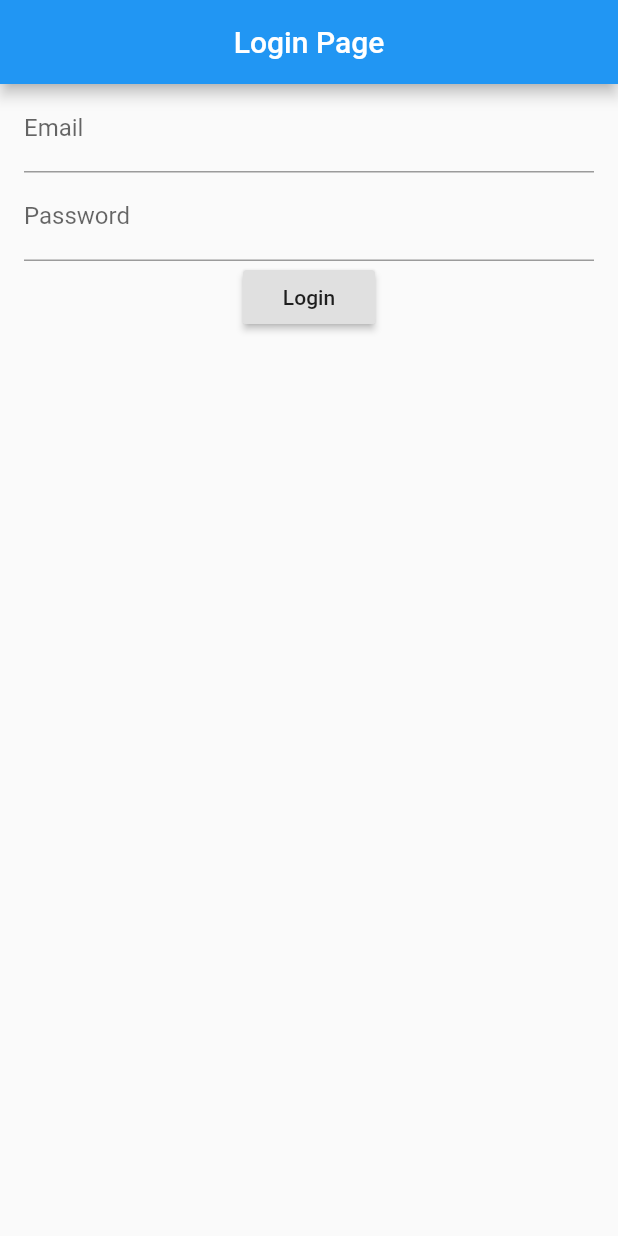
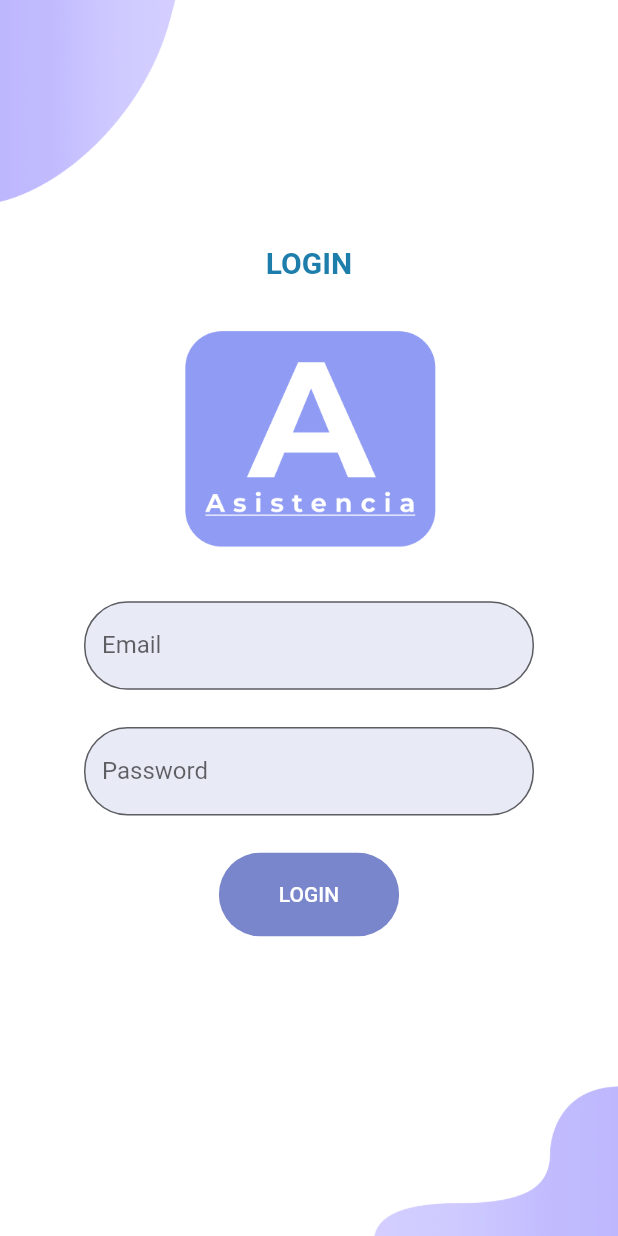
Before and after one commit to dewiokta/Flutter-Attendance, a Flutter app: the screen it shows after launch, on a phone screen of 412 x 824 dp. Run offline on Flutter 3.47's test engine with Material 2 defaults, Android fonts, the phone set to English and light mode, and no system bars; our stand-ins replace camera, circular_profile_avatar, equatable, flutter_bloc, getwidget, shared_preferences.

Commit message:
fixing tampilan login

```diff
--- a/lib/event/auth_event.dart
+++ b/lib/event/auth_event.dart
@@ -1,4 +1,5 @@
 import 'package:equatable/equatable.dart';
+import 'package:shared_preferences/shared_preferences.dart';
 
 abstract class AuthEvent extends Equatable {
   @override
@@ -18,7 +19,18 @@ class GetDataWithToken extends AuthEvent {
   List<Object> get props => [token];
 }
 
-class LoggedOut extends AuthEvent {}
+class LoggedOut extends AuthEvent {
+  // var res = await Network().getData('/logout');
+  // var body = json.decode(res.body);
+  // if(body['success']){
+  //   SharedPreferences localStorage = await SharedPreferences.getInstance();
+  //   localStorage.remove('user');
+  //   localStorage.remove('token');
+  //   Navigator.push(
+  //       context,
+  //       MaterialPageRoute(builder: (context)=>Login()));
+  // }
+}
 
 class LoginProcess extends AuthEvent {
   final String email;
--- a/lib/view/HomePage.dart
+++ b/lib/view/HomePage.dart
@@ -175,7 +175,7 @@ class _HomePageState extends State<HomePage> {
                           trailing: const Icon(Icons.arrow_forward),
                         ),
                         ListTile(
-                          onTap:  () {
+                          onTap: () {
                             _authBloc.add(LoggedOut());
                           },
                           leading: Icon(
--- a/lib/view/LoginPage.dart
+++ b/lib/view/LoginPage.dart
@@ -1,4 +1,5 @@
 import 'package:flutter/material.dart';
+import 'package:flutter_attendance/constants.dart';
 import 'package:flutter_bloc/flutter_bloc.dart';
 import 'package:flutter_attendance/blocs/Auth_bloc.dart';
 import 'package:flutter_attendance/event/auth_event.dart';
@@ -46,36 +47,79 @@ class _LoginFormState extends State<LoginForm> {
 
   @override
   Widget build(BuildContext context) {
-    return Background(
-      child:
-     BlocBuilder(
+    Size size = MediaQuery.of(context).size;
+    return BlocBuilder(
         bloc: widget.authBloc,
         builder: (context, state) {
           return Scaffold(
-            appBar: AppBar(
-              centerTitle: true,
-              title: Text("Login Page"),
-            ),
-            body: SingleChildScrollView(
+              backgroundColor: Colors.white,
+              body: Background(
+                child: SingleChildScrollView(
                   child: Center(
                     child: Padding(
                       padding: EdgeInsets.symmetric(horizontal: 16),
                       child: Column(
                         mainAxisAlignment: MainAxisAlignment.center,
                         children: <Widget>[
-                      TextField(
+                          const Text(
+                            "LOGIN",
+                            style: TextStyle(
+                                fontWeight: FontWeight.bold,
+                                color: Color.fromARGB(255, 29, 126, 172),
+                                fontSize: 20),
+                          ),
+                          SizedBox(height: size.height * 0.03),
+                          Image.asset("assets/images/logo.png",
+                              height: size.height * 0.2),
+                          SizedBox(height: size.height * 0.03),
+                          SizedBox(
+                            width: 300,
+                            child: TextField(
                               controller: emailController,
-                        decoration: InputDecoration(labelText: "Email"),
+                              decoration: InputDecoration(
+                                labelText: "Email",
+                                filled: true,
+                                fillColor: kPrimaryColorLight,
+                                border: OutlineInputBorder(
+                                    borderRadius: BorderRadius.circular(29),
+                                    borderSide: BorderSide(
+                                      color: kPrimaryColorLight,
+                                    )),
                               ),
-                      TextField(
+                            ),
+                          ),
+                          SizedBox(height: size.height * 0.03),
+                          SizedBox(
+                            width: 300,
+                            child: TextField(
                               controller: passwordController,
-                        decoration: InputDecoration(labelText: "Password"),
+                              decoration: InputDecoration(
+                                labelText: "Password",
+                                filled: true,
+                                fillColor: kPrimaryColorLight,
+                                border: OutlineInputBorder(
+                                    borderRadius: BorderRadius.circular(29),
+                                    borderSide: BorderSide(
+                                      color: kPrimaryColorLight,
+                                    )),
                               ),
-                      RaisedButton(
+                            ),
+                          ),
+                          SizedBox(height: size.height * 0.03),
+                          ClipRRect(
+                            borderRadius: BorderRadius.circular(29),
+                            child: FlatButton(
                               onPressed: _login,
                               child: (state is AuthLoading)
                                   ? Text("Please wait")
-                            : Text("Login"),
+                                  : Text(
+                                      "LOGIN",
+                                      style: TextStyle(color: Colors.white),
+                                    ),
+                              padding: EdgeInsets.symmetric(
+                                  vertical: 20, horizontal: 40),
+                              color: kPrimaryColor,
+                            ),
                           ),
                           SizedBox(
                             height: 20,
@@ -86,9 +130,8 @@ class _LoginFormState extends State<LoginForm> {
                     ),
                   ),
                 ),
-          );
-        }),
-    );
+              ));
+        });
   }
 
   void _login() {
```
Lines whose indentation alone changed are shown as unchanged.
